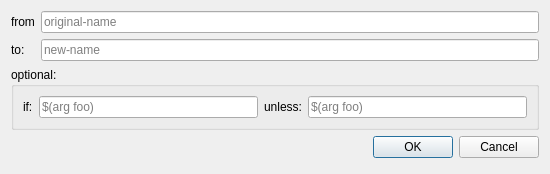
Qt form rxDev/src/tagItems/remapEdit.ui (songxuchao/rxdeveloper-ros-pkg) before a commit.
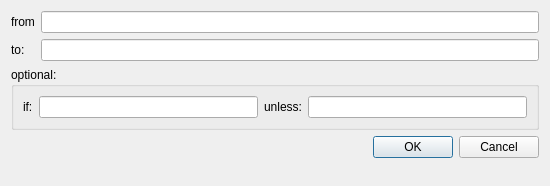
The same form after that commit. Icons and pictures are not drawn.

What changed in the file:
```diff
--- a/rxDev/src/tagItems/remapEdit.ui
+++ b/rxDev/src/tagItems/remapEdit.ui
@@ -7,7 +7,7 @@
     <x>0</x>
     <y>0</y>
     <width>550</width>
-    <height>174</height>
+    <height>186</height>
    </rect>
   </property>
   <property name="windowTitle">
@@ -27,9 +27,12 @@
    </item>
    <item row="0" column="1">
     <widget class="QLineEdit" name="lineEdit_from">
-     <property name="placeholderText">
+     <property name="toolTip">
       <string>original-name</string>
      </property>
+     <property name="placeholderText">
+      <string/>
+     </property>
     </widget>
    </item>
    <item row="1" column="0">
@@ -41,9 +44,12 @@
    </item>
    <item row="1" column="1">
     <widget class="QLineEdit" name="lineEdit_to">
-     <property name="placeholderText">
+     <property name="toolTip">
       <string>new-name</string>
      </property>
+     <property name="placeholderText">
+      <string/>
+     </property>
     </widget>
    </item>
    <item row="2" column="0" colspan="2">
@@ -61,9 +67,12 @@
       </item>
       <item row="0" column="1">
        <widget class="QLineEdit" name="lineEdit_if">
-        <property name="placeholderText">
+        <property name="toolTip">
          <string>$(arg foo)</string>
         </property>
+        <property name="placeholderText">
+         <string/>
+        </property>
        </widget>
       </item>
       <item row="0" column="2">
@@ -75,9 +84,12 @@
       </item>
       <item row="0" column="3">
        <widget class="QLineEdit" name="lineEdit_unless">
-        <property name="placeholderText">
+        <property name="toolTip">
          <string>$(arg foo)</string>
         </property>
+        <property name="placeholderText">
+         <string/>
+        </property>
        </widget>
       </item>
      </layout>
```
